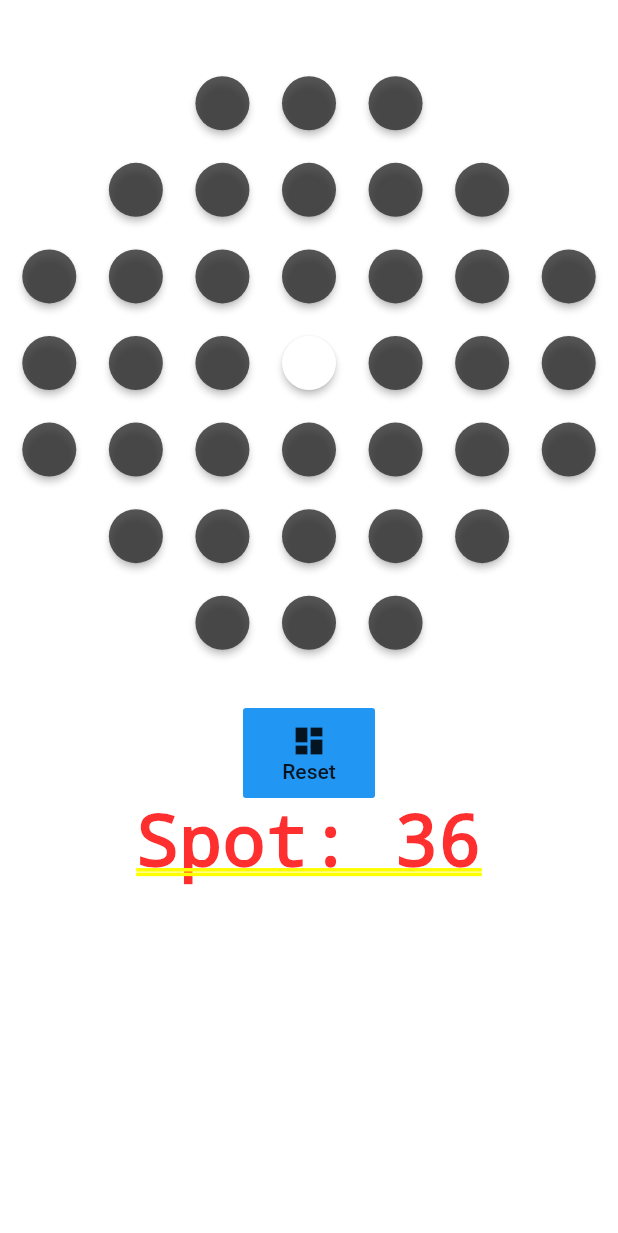
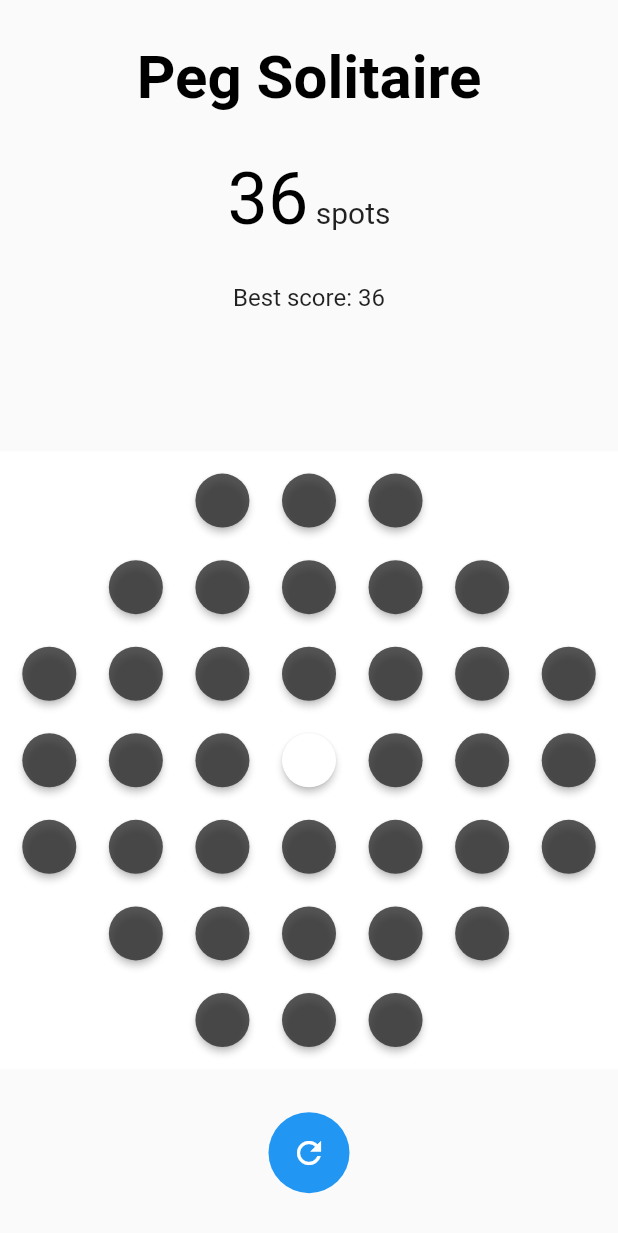
Before and after one commit to LuPoYi/PegSolitaire, a Flutter app: the screen it shows after launch, after a tap on "Login", on a phone screen of 412 x 824 dp. Shown: the top 1233 px of the screen. Run offline on Flutter 3.47's test engine with Material 2 defaults, Android fonts, the phone set to English and light mode, and no system bars.

Commit message:
Change layout - version 0.1

```diff
--- a/lib/login.dart
+++ b/lib/login.dart
@@ -20,13 +20,13 @@ class Login extends StatelessWidget {
 
     return Scaffold(
         body: Container(
-      decoration: BoxDecoration(
-          color: new Color(0xff644F74),
-          gradient: LinearGradient(
-            colors: [new Color(0xff29aaa7), new Color(0xff3bbbd)],
-            begin: Alignment.centerRight,
-            end: Alignment.centerLeft,
-          )),
+      // decoration: BoxDecoration(
+      //     color: new Color(0xff644F74),
+      //     gradient: LinearGradient(
+      //       colors: [new Color(0xff29aaa7), new Color(0xff3bbbd)],
+      //       begin: Alignment.centerRight,
+      //       end: Alignment.centerLeft,
+      //     )),
       child: Center(
         child: ListView(
           shrinkWrap: true,
--- a/lib/pegSolitaire.dart
+++ b/lib/pegSolitaire.dart
@@ -1,4 +1,5 @@
 import 'package:flutter/material.dart';
+import 'package:flutter/cupertino.dart';
 import './pegSolitaire/board.dart';
 import './pegSolitaire/tool.dart';
 import './pegSolitaire/finish.dart';
@@ -15,6 +16,7 @@ class _PegSolitaireState extends State<PegSolitaire> {
   int currentX = 0;
   int currentY = 0;
   int remainingSpot = 36;
+  int bestScore = 36;
   bool isFinish = false;
 
   static List<List<dynamic>> originBoard = [
@@ -30,11 +32,11 @@ class _PegSolitaireState extends State<PegSolitaire> {
   // static List<List<dynamic>> originBoard = [
   //   [null, null, 0, 0, 0, null, null],
   //   [null, 0, 0, 0, 0, 0, null],
-  //   [0, 0, 0, 0, 0, 0, 1],
-  //   [0, 0, 0, 0, 1, 1, 0],
-  //   [0, 0, 0, 0, 0, 0, 1],
-  //   [null, 0, 0, 0, 0, 1, null],
-  //   [null, null, 0, 1, 1, null, null],
+  //   [0, 0, 0, 0, 0, 0, 0],
+  //   [0, 0, 1, 1, 0, 0, 0],
+  //   [0, 0, 0, 0, 0, 0, 0],
+  //   [null, 0, 0, 0, 0, 0, null],
+  //   [null, null, 0, 0, 0, null, null],
   // ];
 
   List<List<dynamic>> board =
@@ -81,6 +83,7 @@ class _PegSolitaireState extends State<PegSolitaire> {
           currentY = y;
           remainingSpot--;
           _checkIsFinish();
+          _checkBestScore();
         } else if ((currentY - y).abs() == 2 &&
             currentX == x &&
             board[x][((currentY + y) ~/ 2)] == 1) {
@@ -92,6 +95,7 @@ class _PegSolitaireState extends State<PegSolitaire> {
           currentY = y;
           remainingSpot--;
           _checkIsFinish();
+          _checkBestScore();
         }
       }
     });
@@ -99,6 +103,7 @@ class _PegSolitaireState extends State<PegSolitaire> {
 
   void _checkIsFinish() {
     // check right and down
+    if (!isFinish) {
       for (int i = 0; i < 7; i++) {
         for (int j = 0; j < 7; j++) {
           if (board[i][j] == null || board[i][j] == 0) {
@@ -113,9 +118,31 @@ class _PegSolitaireState extends State<PegSolitaire> {
           }
         }
       }
+      isFinish = true;
+      _showFinishDialog();
+    }
+  }
 
-    isFinish = true;
-    return;
+  void _showFinishDialog() {
+    showDialog(
+        context: context,
+        builder: (_) => CupertinoAlertDialog(
+              title: Text("Good Job!"),
+              actions: <Widget>[
+                FlatButton(
+                  child: Text('OK'),
+                  onPressed: () {
+                    Navigator.of(context).pop();
+                  },
+                )
+              ],
+            ));
+  }
+
+  void _checkBestScore() {
+    if (remainingSpot < bestScore) {
+      bestScore = remainingSpot;
+    }
   }
 
   static Color getRandomColor() {
@@ -125,8 +152,34 @@ class _PegSolitaireState extends State<PegSolitaire> {
 
   @override
   Widget build(BuildContext context) {
-    return Stack(children: <Widget>[
-      Column(children: <Widget>[
+    return Scaffold(
+        body: Column(
+            mainAxisSize: MainAxisSize.max,
+            mainAxisAlignment: MainAxisAlignment.spaceEvenly,
+            children: <Widget>[
+          Text(
+            "Peg Solitaire",
+            style: TextStyle(
+              fontSize: 40,
+              color: Colors.black,
+              fontWeight: FontWeight.w700,
+            ),
+          ),
+          RichText(
+            text: TextSpan(
+              style: TextStyle(fontSize: 20, color: Colors.black87),
+              children: <TextSpan>[
+                TextSpan(
+                    text: '$remainingSpot',
+                    style: TextStyle(fontSize: 48, color: Colors.black)),
+                TextSpan(text: ' spots'),
+              ],
+            ),
+          ),
+          Text(
+            "Best score: $bestScore",
+            style: TextStyle(fontSize: 16, color: Colors.black87),
+          ),
           SizedBox(height: 36.0),
           AspectRatio(
               aspectRatio: 1,
@@ -142,16 +195,12 @@ class _PegSolitaireState extends State<PegSolitaire> {
                         boardColor: boardColor,
                         spotHandler: _targetSpot,
                       )))),
-        SizedBox(height: 24.0),
+          //SizedBox(height: 24.0),
           // Tool
           Tool(
             resetHandler: _restartBoard,
-            currentX: currentX,
-            currentY: currentY,
-            remainingSpot: remainingSpot),
-        SizedBox(height: 12.0),
-        isFinish ? Finish(newGameHandler: _restartBoard) : Container()
-      ])
-    ]);
+          ),
+          //SizedBox(height: 12.0),
+        ]));
   }
 }
--- a/lib/pegSolitaire/tool.dart
+++ b/lib/pegSolitaire/tool.dart
@@ -2,15 +2,8 @@ import 'package:flutter/material.dart';
 
 class Tool extends StatelessWidget {
   final Function resetHandler;
-  final int currentX;
-  final int currentY;
-  final int remainingSpot;
 
-  Tool(
-      {@required this.resetHandler,
-      this.currentX,
-      this.currentY,
-      this.remainingSpot});
+  Tool({@required this.resetHandler});
 
   @override
   Widget build(BuildContext context) {
@@ -18,15 +11,17 @@ class Tool extends StatelessWidget {
       children: [
         Row(mainAxisAlignment: MainAxisAlignment.spaceAround, children: [
           FlatButton(
+            shape: CircleBorder(),
             onPressed: resetHandler,
             color: Colors.blue,
-            padding: EdgeInsets.all(10.0),
-            child: Column(
-              children: <Widget>[Icon(Icons.dashboard), Text("Reset")],
+            textColor: Colors.white,
+            padding: EdgeInsets.all(15.0),
+            child: Icon(
+              Icons.refresh,
+              size: 24,
             ),
           ),
         ]),
-        Text("Spot: $remainingSpot"),
       ],
     );
   }
```
Also changed, not shown: 7 other files. Lines whose indentation alone changed are shown as unchanged.
